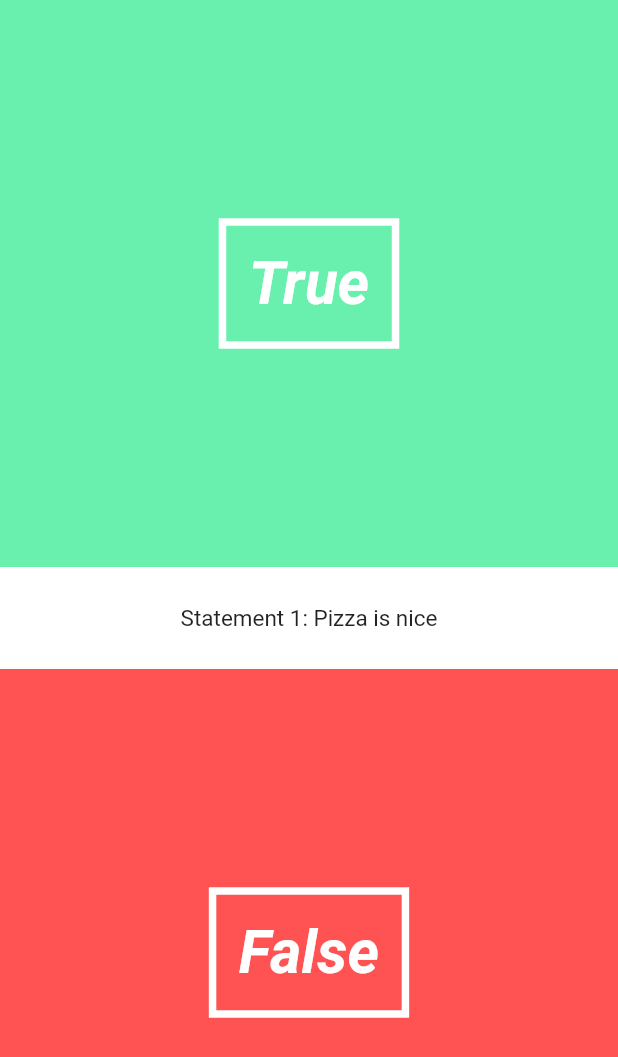
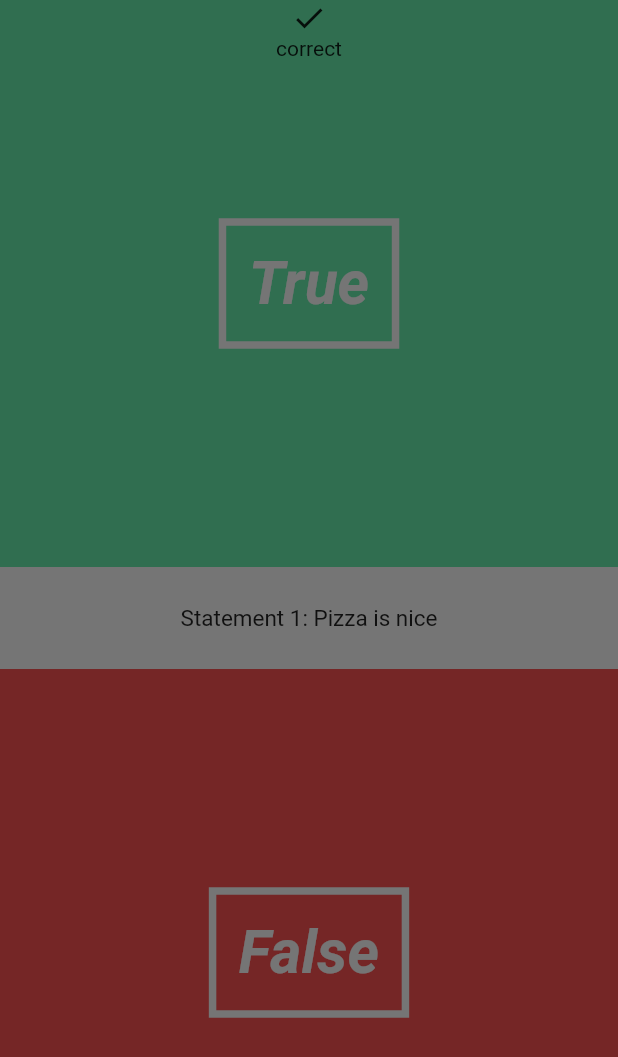
Before and after one commit to Cyan101/flutter-app, a Flutter app: the screen it shows after launch, on a phone screen of 412 x 824 dp. Shown: the top 1057 px of the screen. Run offline on Flutter 3.47's test engine with Material 2 defaults, Android fonts, the phone set to English and light mode, and no system bars.

Commit message:
Correct/Wrong Overlay created

```diff
--- a/lib/pages/quiz_page.dart
+++ b/lib/pages/quiz_page.dart
@@ -5,6 +5,7 @@ import '../utils/quiz.dart';
 
 import '../ui/answer_button.dart';
 import '../ui/question_text.dart';
+import '../ui/correct_wrong_overlay.dart';
 
 class QuizPage extends StatefulWidget {
   @override
@@ -15,6 +16,7 @@ class QuizPageState extends State<QuizPage> {
   @override
   Widget build(BuildContext context) {
     return new Stack(
+      fit: StackFit.expand,
       children: <Widget>[
         new Column(
           children: <Widget>[
@@ -23,6 +25,7 @@ class QuizPageState extends State<QuizPage> {
             new AnswerButton(false, () => print("User input False")),
           ],
         ),
+        new CorrectWrongOverlay()
       ],
     );
   }
--- /dev/null
+++ b/lib/ui/correct_wrong_overlay.dart
@@ -0,0 +1,23 @@
+import 'package:flutter/material.dart';
+
+class CorrectWrongOverlay extends StatefulWidget {
+  @override
+  State createState() => new CorrectWrongOverlayState();
+}
+
+class CorrectWrongOverlayState extends State<CorrectWrongOverlay> {
+  @override
+  Widget build(BuildContext context) {
+    return new Material(
+      color: Colors.black54,
+      child: new InkWell(
+          onTap: () => print("overlay tapped"),
+          child: new Column(
+            children: <Widget>[
+              new Container(child: new Icon(Icons.done)),
+              new Text("correct")
+            ],
+          )),
+    );
+  }
+}
--- a/lib/ui/question_text.dart
+++ b/lib/ui/question_text.dart
@@ -21,7 +21,7 @@ class QuestionTextState extends State<QuestionText> with SingleTickerProviderSta
   void initState() {
     super.initState();
     _fontSizeAnimationController = new AnimationController(duration: new Duration(milliseconds: 500), vsync: this);
-    _fontSizeAnimation = new CurvedAnimation(parent: _fontSizeAnimationController, curve: Curves.linear);
+    _fontSizeAnimation = new CurvedAnimation(parent: _fontSizeAnimationController, curve: Curves.bounceOut);
     _fontSizeAnimation.addListener(() => this.setState((){}));
     _fontSizeAnimationController.forward();
   }
```
